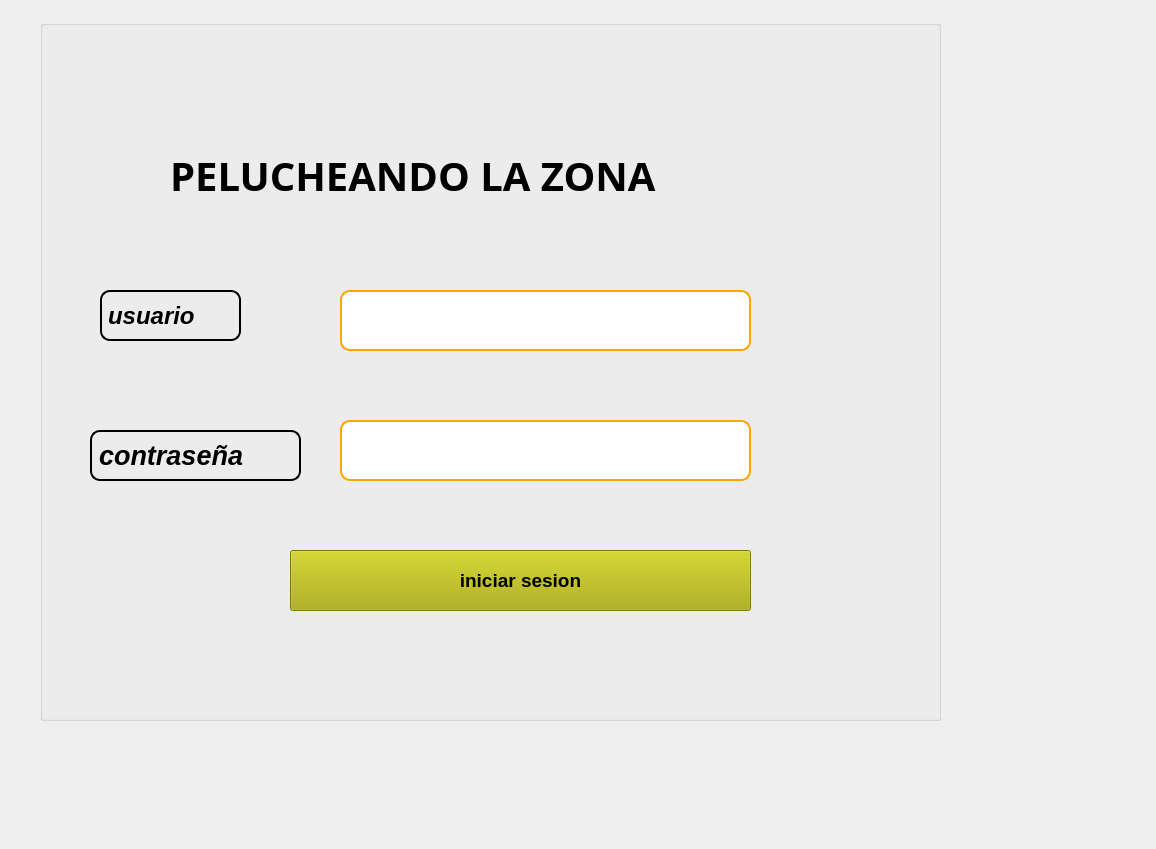
Above: view/login_menu_principal.ui from arturito76/proyecto before the change. Below: the same form after it.
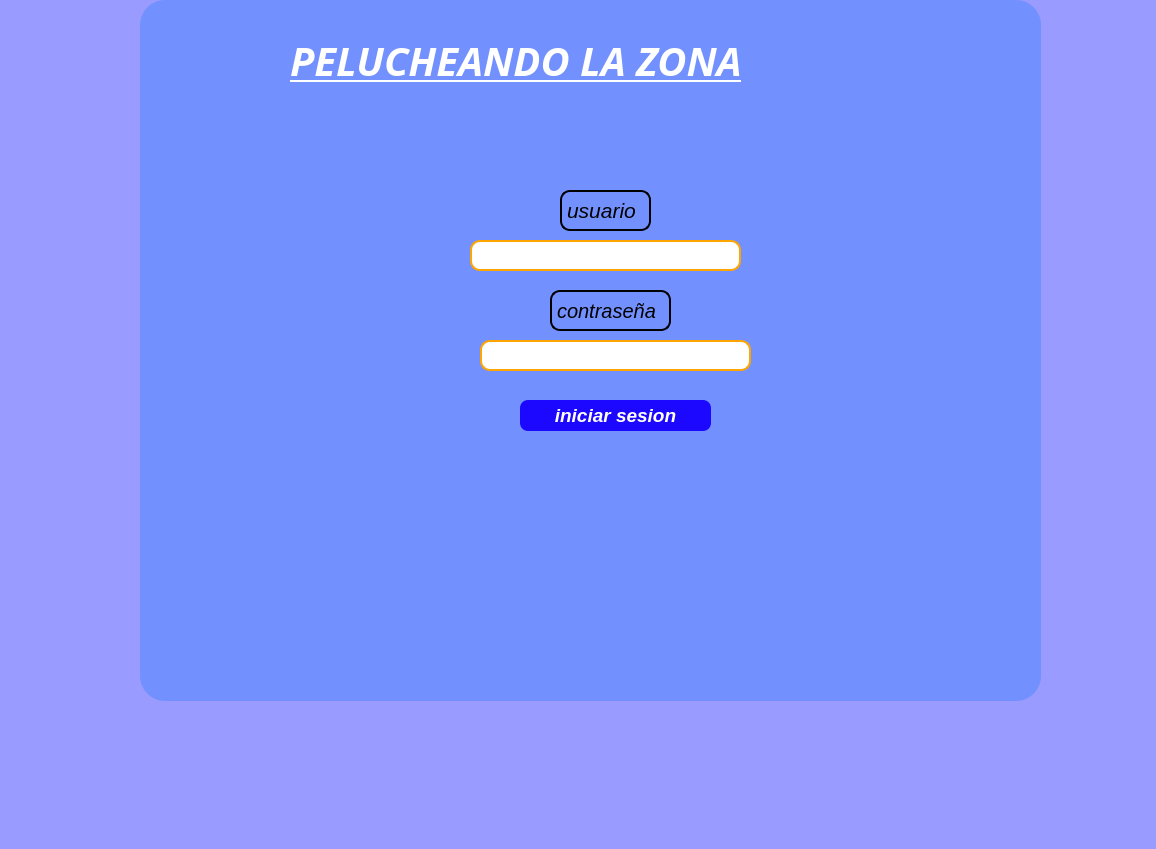
That is the form after the change. Icons and pictures are not drawn.

Patch:
```diff
--- a/view/login_menu_principal.ui
+++ b/view/login_menu_principal.ui
@@ -14,18 +14,15 @@
    <string>MainWindow</string>
   </property>
   <property name="styleSheet">
-   <string notr="true">
-
-background-color: #ADD8E6; /* Azul Claro */
-/*background-color: rgb(80, 80, 60)
+   <string notr="true">background-color: rgb(153, 155, 255);
 </string>
   </property>
   <widget class="QWidget" name="centralwidget">
    <widget class="QGroupBox" name="groupBox">
     <property name="geometry">
      <rect>
-      <x>40</x>
-      <y>20</y>
+      <x>140</x>
+      <y>0</y>
       <width>901</width>
       <height>701</height>
      </rect>
@@ -37,24 +34,28 @@
       <bold>true</bold>
      </font>
     </property>
+    <property name="styleSheet">
+     <string notr="true">background-color: rgb(114, 145, 255);
+border-radius: 25px</string>
+    </property>
     <property name="title">
      <string/>
     </property>
     <widget class="QLabel" name="label_2">
      <property name="geometry">
       <rect>
-       <x>60</x>
-       <y>270</y>
-       <width>141</width>
-       <height>51</height>
+       <x>420</x>
+       <y>190</y>
+       <width>91</width>
+       <height>41</height>
       </rect>
      </property>
      <property name="font">
       <font>
-       <pointsize>18</pointsize>
-       <weight>75</weight>
+       <pointsize>16</pointsize>
+       <weight>50</weight>
        <italic>true</italic>
-       <bold>true</bold>
+       <bold>false</bold>
       </font>
      </property>
      <property name="styleSheet">
@@ -66,39 +67,13 @@
       <string>usuario</string>
      </property>
     </widget>
-    <widget class="QLabel" name="label">
-     <property name="geometry">
-      <rect>
-       <x>50</x>
-       <y>410</y>
-       <width>211</width>
-       <height>51</height>
-      </rect>
-     </property>
-     <property name="font">
-      <font>
-       <pointsize>20</pointsize>
-       <weight>75</weight>
-       <italic>true</italic>
-       <bold>true</bold>
-      </font>
-     </property>
-     <property name="styleSheet">
-      <string notr="true">border-image: url(:/cct2/sticker-png-security-key-lock-and-key-user-password-bookmark-logo.png);
-border: 2px solid GREE;
-    border-radius: 10px;</string>
-     </property>
-     <property name="text">
-      <string>contraseña</string>
-     </property>
-    </widget>
     <widget class="QLineEdit" name="dni">
      <property name="geometry">
       <rect>
-       <x>300</x>
-       <y>270</y>
-       <width>411</width>
-       <height>61</height>
+       <x>330</x>
+       <y>240</y>
+       <width>271</width>
+       <height>31</height>
       </rect>
      </property>
      <property name="font">
@@ -110,6 +85,7 @@
      </property>
      <property name="styleSheet">
       <string notr="true">border: 2px solid ORANGE;
+background-color: rgb(255, 255, 255);
 color: rgb(0, 0, 0);
     border-radius: 10px;</string>
      </property>
@@ -117,46 +93,27 @@
       <string/>
      </property>
     </widget>
-    <widget class="QLineEdit" name="id_empleado">
-     <property name="geometry">
-      <rect>
-       <x>300</x>
-       <y>400</y>
-       <width>411</width>
-       <height>61</height>
-      </rect>
-     </property>
-     <property name="font">
-      <font>
-       <pointsize>12</pointsize>
-       <weight>75</weight>
-       <bold>true</bold>
-      </font>
-     </property>
-     <property name="styleSheet">
-      <string notr="true">border: 2px solid ORANGE;
-color: rgb(0, 0, 0);
-    border-radius: 10px;</string>
-     </property>
-    </widget>
     <widget class="QPushButton" name="iniciarsesion">
      <property name="geometry">
       <rect>
-       <x>250</x>
-       <y>530</y>
-       <width>461</width>
-       <height>61</height>
+       <x>380</x>
+       <y>400</y>
+       <width>191</width>
+       <height>31</height>
       </rect>
      </property>
      <property name="font">
       <font>
        <pointsize>14</pointsize>
        <weight>75</weight>
+       <italic>true</italic>
        <bold>true</bold>
       </font>
      </property>
      <property name="styleSheet">
-      <string notr="true">background-color: rgb(170, 170, 0);</string>
+      <string notr="true">background-color: rgb(28, 8, 255);
+color: rgb(255, 255, 255);
+border-radius: 8px</string>
      </property>
      <property name="text">
       <string>iniciar sesion</string>
@@ -165,10 +122,10 @@
     <widget class="QLabel" name="label_3">
      <property name="geometry">
       <rect>
-       <x>130</x>
-       <y>90</y>
-       <width>681</width>
-       <height>131</height>
+       <x>150</x>
+       <y>20</y>
+       <width>581</width>
+       <height>81</height>
       </rect>
      </property>
      <property name="sizePolicy">
@@ -182,10 +139,16 @@
        <family>Lucida Fax</family>
        <pointsize>30</pointsize>
        <weight>75</weight>
-       <italic>false</italic>
+       <italic>true</italic>
        <bold>true</bold>
+       <underline>true</underline>
+       <strikeout>false</strikeout>
       </font>
      </property>
+     <property name="styleSheet">
+      <string notr="true">color: rgb(255, 255, 255);
+</string>
+     </property>
      <property name="text">
       <string>PELUCHEANDO LA ZONA</string>
      </property>
@@ -213,6 +176,55 @@
       <string/>
      </property>
     </widget>
+    <widget class="QLabel" name="label">
+     <property name="geometry">
+      <rect>
+       <x>410</x>
+       <y>290</y>
+       <width>121</width>
+       <height>41</height>
+      </rect>
+     </property>
+     <property name="font">
+      <font>
+       <pointsize>15</pointsize>
+       <weight>50</weight>
+       <italic>true</italic>
+       <bold>false</bold>
+      </font>
+     </property>
+     <property name="styleSheet">
+      <string notr="true">border-image: url(:/cct2/sticker-png-security-key-lock-and-key-user-password-bookmark-logo.png);
+border: 2px solid GREE;
+    border-radius: 10px;</string>
+     </property>
+     <property name="text">
+      <string>contraseña</string>
+     </property>
+    </widget>
+    <widget class="QLineEdit" name="id_empleado">
+     <property name="geometry">
+      <rect>
+       <x>340</x>
+       <y>340</y>
+       <width>271</width>
+       <height>31</height>
+      </rect>
+     </property>
+     <property name="font">
+      <font>
+       <pointsize>12</pointsize>
+       <weight>75</weight>
+       <bold>true</bold>
+      </font>
+     </property>
+     <property name="styleSheet">
+      <string notr="true">border: 2px solid ORANGE;
+background-color: rgb(255, 255, 255);
+color: rgb(0, 0, 0);
+    border-radius: 10px;</string>
+     </property>
+    </widget>
    </widget>
   </widget>
  </widget>
```
